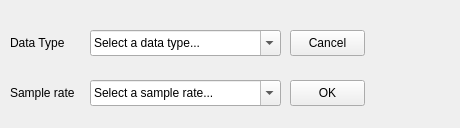
First picture: the form in ui/import_settings.ui, repository MYBJ185/ArcNeuroViz, before the edit.
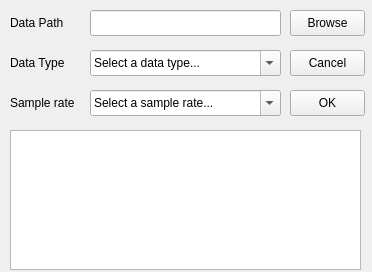
Second picture: the form after the edit.

Diff of the .ui file:
```diff
--- a/ui/import_settings.ui
+++ b/ui/import_settings.ui
@@ -6,41 +6,55 @@
    <rect>
     <x>0</x>
     <y>0</y>
-    <width>460</width>
-    <height>128</height>
+    <width>372</width>
+    <height>272</height>
    </rect>
   </property>
   <property name="windowTitle">
    <string notr="true">Arc NeuroWave Visualizer</string>
   </property>
   <widget class="QWidget" name="centralwidget">
-   <widget class="QComboBox" name="comboBox">
+   <widget class="QLabel" name="label_path">
+    <property name="geometry">
+     <rect>
+      <x>10</x>
+      <y>10</y>
+      <width>71</width>
+      <height>26</height>
+     </rect>
+    </property>
+    <property name="text">
+     <string>Data Path</string>
+    </property>
+   </widget>
+   <widget class="QLineEdit" name="lineEdit_path">
     <property name="geometry">
      <rect>
       <x>90</x>
-      <y>80</y>
+      <y>10</y>
       <width>191</width>
       <height>26</height>
      </rect>
     </property>
-    <property name="editable">
-     <bool>true</bool>
+   </widget>
+   <widget class="QPushButton" name="pushButton_browse">
+    <property name="geometry">
+     <rect>
+      <x>290</x>
+      <y>10</y>
+      <width>75</width>
+      <height>26</height>
+     </rect>
     </property>
-    <property name="currentText">
-     <string notr="true">Select a sample rate...</string>
-    </property>
-    <property name="maxVisibleItems">
-     <number>9</number>
-    </property>
-    <property name="placeholderText">
-     <string>12321</string>
+    <property name="text">
+     <string>Browse</string>
     </property>
    </widget>
    <widget class="QComboBox" name="comboBox_2">
     <property name="geometry">
      <rect>
       <x>90</x>
-      <y>30</y>
+      <y>50</y>
       <width>191</width>
       <height>26</height>
      </rect>
@@ -56,7 +70,7 @@
     <property name="geometry">
      <rect>
       <x>10</x>
-      <y>30</y>
+      <y>50</y>
       <width>71</width>
       <height>26</height>
      </rect>
@@ -72,7 +86,7 @@
     <property name="geometry">
      <rect>
       <x>10</x>
-      <y>80</y>
+      <y>90</y>
       <width>71</width>
       <height>26</height>
      </rect>
@@ -81,11 +95,30 @@
      <string>Sample rate</string>
     </property>
    </widget>
+   <widget class="QComboBox" name="comboBox">
+    <property name="geometry">
+     <rect>
+      <x>90</x>
+      <y>90</y>
+      <width>191</width>
+      <height>26</height>
+     </rect>
+    </property>
+    <property name="editable">
+     <bool>true</bool>
+    </property>
+    <property name="currentText">
+     <string notr="true">Select a sample rate...</string>
+    </property>
+    <property name="maxVisibleItems">
+     <number>9</number>
+    </property>
+   </widget>
    <widget class="QPushButton" name="pushButton">
     <property name="geometry">
      <rect>
       <x>290</x>
-      <y>80</y>
+      <y>90</y>
       <width>75</width>
       <height>26</height>
      </rect>
@@ -98,7 +131,7 @@
     <property name="geometry">
      <rect>
       <x>290</x>
-      <y>30</y>
+      <y>50</y>
       <width>75</width>
       <height>26</height>
      </rect>
@@ -107,6 +140,22 @@
      <string>Cancel</string>
     </property>
    </widget>
+   <widget class="QTextEdit" name="textEdit_log">
+    <property name="geometry">
+     <rect>
+      <x>10</x>
+      <y>130</y>
+      <width>351</width>
+      <height>140</height>
+     </rect>
+    </property>
+    <property name="verticalScrollBarPolicy">
+     <enum>Qt::ScrollBarAsNeeded</enum>
+    </property>
+    <property name="readOnly">
+     <bool>true</bool>
+    </property>
+   </widget>
   </widget>
  </widget>
  <resources/>
```
